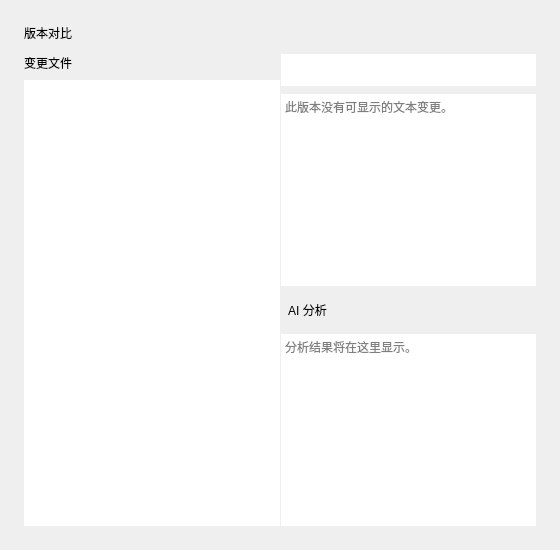
Before: the Qt Designer form windows/mainwindow_child/homepage/pages/homepage_page_diff.ui in Zao-chen/ZcVersionBox, drawn with Qt 5.
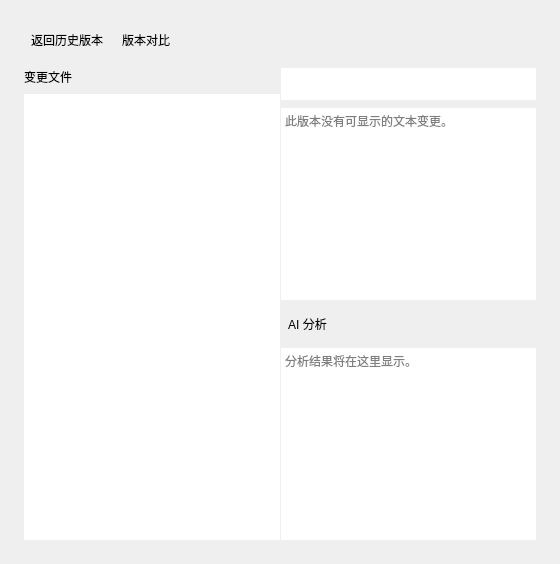
After: the same form once the commit is applied.

Commit message: refactor(ui): make diff view a sub-page of history instead of tab

Diff of the .ui file:
```diff
--- a/windows/mainwindow_child/homepage/pages/homepage_page_diff.ui
+++ b/windows/mainwindow_child/homepage/pages/homepage_page_diff.ui
@@ -19,6 +19,39 @@
     <number>12</number>
    </property>
    <item>
+    <layout class="QHBoxLayout" name="navLayout">
+     <property name="spacing">
+      <number>12</number>
+     </property>
+     <item>
+      <widget class="QToolButton" name="returnHistoryButton">
+       <property name="text">
+        <string>返回历史版本</string>
+       </property>
+       <property name="toolTip">
+        <string>返回历史版本 (Esc)</string>
+       </property>
+       <property name="accessibleName">
+        <string>返回历史版本</string>
+       </property>
+       <property name="autoRaise">
+        <bool>true</bool>
+       </property>
+       <property name="focusPolicy">
+        <enum>Qt::TabFocus</enum>
+       </property>
+       <property name="toolButtonStyle">
+        <enum>Qt::ToolButtonTextBesideIcon</enum>
+       </property>
+       <property name="minimumSize">
+        <size>
+         <width>28</width>
+         <height>32</height>
+        </size>
+       </property>
+      </widget>
+     </item>
+     <item>
     <widget class="QLabel" name="rangeLabel">
      <property name="text">
       <string>版本对比</string>
@@ -28,11 +61,13 @@
      </property>
      <property name="sizePolicy">
       <sizepolicy hsizetype="Ignored" vsizetype="Preferred">
-       <horstretch>0</horstretch>
+         <horstretch>1</horstretch>
        <verstretch>0</verstretch>
       </sizepolicy>
      </property>
     </widget>
+     </item>
+    </layout>
    </item>
    <item>
     <widget class="QSplitter" name="splitter">
```
Lines whose indentation alone changed are shown as unchanged. The commit also changes 4 other files.
